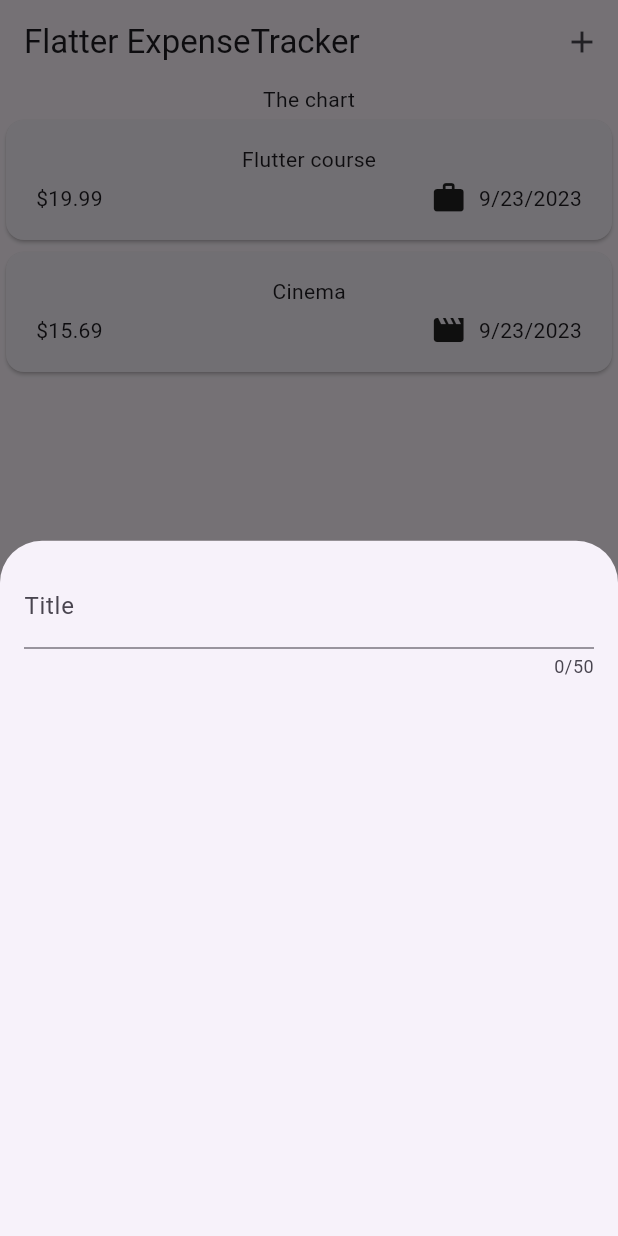
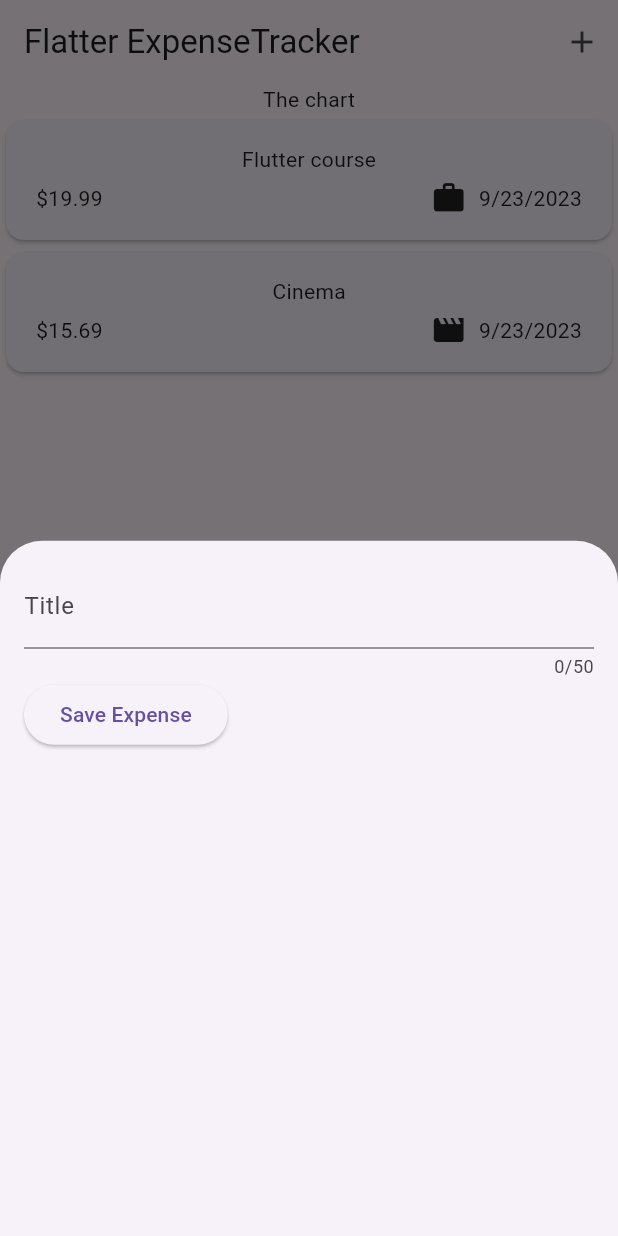
Before and after one commit to asif809999/expenses_tracker, a Flutter app: the screen it shows after launch, after a tap on the "add" icon, on a phone screen of 412 x 824 dp. Run offline on Flutter 3.47's test engine with Material 2 defaults, Android fonts, the phone set to English and light mode, and no system bars.

Commit message:
user input saved inside a variable 5.13

```diff
--- a/lib/widgets/new_expense.dart
+++ b/lib/widgets/new_expense.dart
@@ -10,18 +10,35 @@ class NewExpense extends StatefulWidget {
 }
 
 class _NewExpenseState extends State<NewExpense> {
+  var _enteredTitle = '';
+
+  void saveTitleInput(String inputValue) {
+    _enteredTitle = inputValue;
+  }
+
   @override
   Widget build(BuildContext context) {
-    return const Padding(
-      padding: EdgeInsets.all(16),
+    return Padding(
+      padding: const EdgeInsets.all(16),
       child: Column(
         children: [
           TextField(
+            onChanged: saveTitleInput,
             maxLength: 50,
-            decoration: InputDecoration(
+            decoration: const InputDecoration(
               label: Text('Title'),
             ),
-          )
+          ),
+          Row(
+            children: [
+              ElevatedButton(
+                onPressed: () {
+                  print(_enteredTitle);
+                },
+                child: const Text('Save Expense'),
+              ),
+            ],
+          ),
         ],
       ),
     );
```
